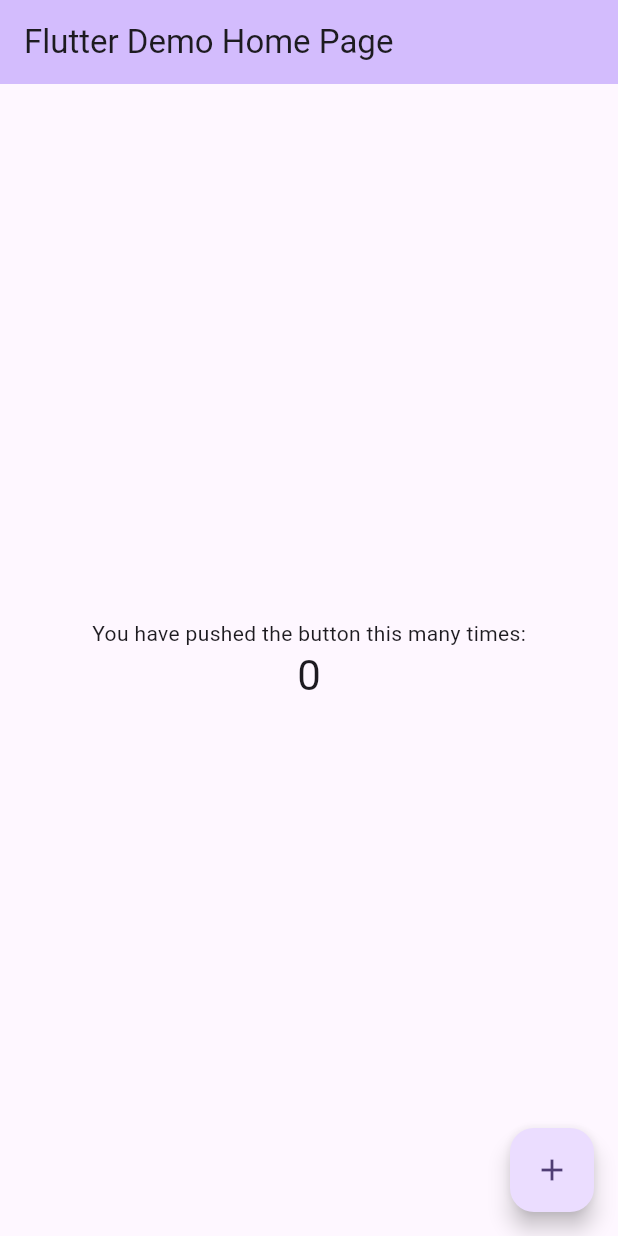
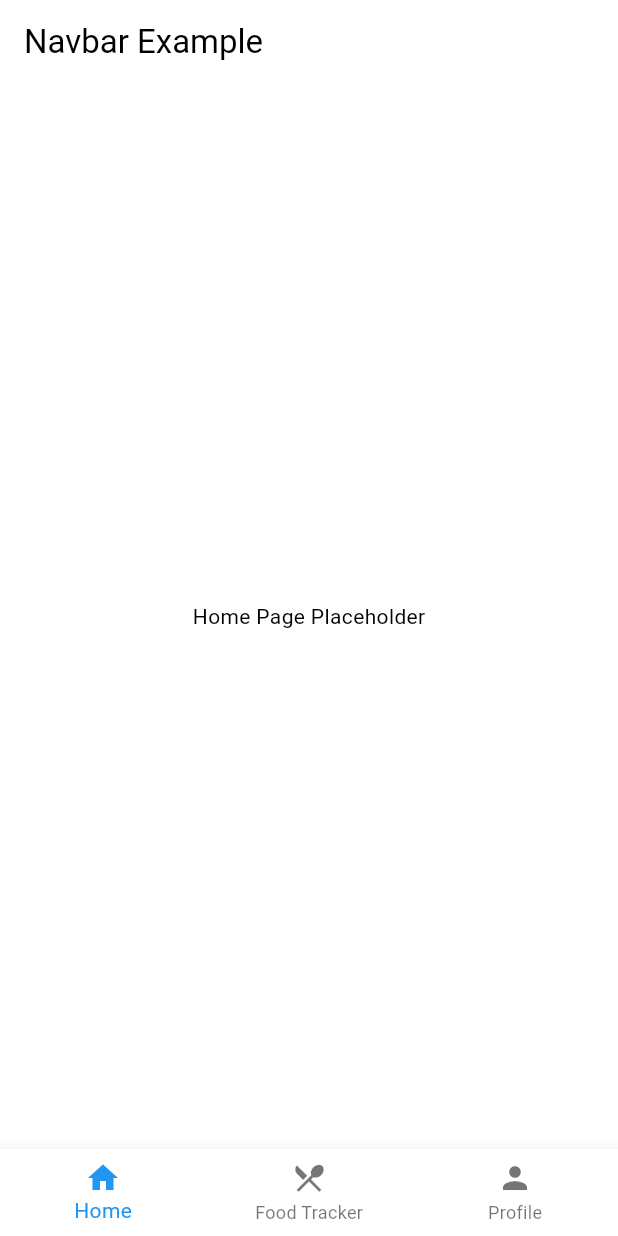
Before and after one commit to C10-PBP-24/halal-bites-mobile, a Flutter app: the screen it shows after launch, on a phone screen of 412 x 824 dp. Run offline on Flutter 3.47's test engine with Material 3 defaults, Android fonts, the phone set to English and light mode, and no system bars.

Commit message:
progress pertama

```diff
--- /dev/null
+++ b/lib/food_tracker/widgets/food_card.dart
@@ -0,0 +1,19 @@
+import 'package:flutter/material.dart';
+
+class FoodCard extends StatelessWidget {
+  final Map<String, dynamic> food;
+
+  const FoodCard({required this.food});
+
+  @override
+  Widget build(BuildContext context) {
+    return Card(
+      margin: EdgeInsets.symmetric(vertical: 8, horizontal: 16),
+      child: ListTile(
+        title: Text(food['name']),
+        subtitle: Text('Rating: ${food['rating']}'),
+        leading: Icon(Icons.fastfood),
+      ),
+    );
+  }
+}
--- a/lib/main.dart
+++ b/lib/main.dart
@@ -1,4 +1,5 @@
 import 'package:flutter/material.dart';
+import 'package:halal_bites/main/navbar.dart';
 
 void main() {
   runApp(const MyApp());
@@ -8,118 +9,18 @@
   const MyApp({super.key});
 
   // This widget is the root of your application.
+
   @override
   Widget build(BuildContext context) {
     return MaterialApp(
-      title: 'Flutter Demo',
+      title: 'Halal Bites',
       theme: ThemeData(
-        // This is the theme of your application.
-        //
-        // TRY THIS: Try running your application with "flutter run". You'll see
-        // the application has a purple toolbar. Then, without quitting the app,
-        // try changing the seedColor in the colorScheme below to Colors.green
-        // and then invoke "hot reload" (save your changes or press the "hot
-        // reload" button in a Flutter-supported IDE, or press "r" if you used
-        // the command line to start the app).
-        //
-        // Notice that the counter didn't reset back to zero; the application
-        // state is not lost during the reload. To reset the state, use hot
-        // restart instead.
-        //
-        // This works for code too, not just values: Most code changes can be
-        // tested with just a hot reload.
-        colorScheme: ColorScheme.fromSeed(seedColor: Colors.deepPurple),
+        colorScheme: ColorScheme.fromSwatch(
+          primarySwatch: Colors.yellow,
+        ).copyWith(secondary: const Color.fromRGBO(255, 238, 169, 100)),
         useMaterial3: true,
       ),
-      home: const MyHomePage(title: 'Flutter Demo Home Page'),
+      home: Navbar(),
     );
   }
 }
-
-class MyHomePage extends StatefulWidget {
-  const MyHomePage({super.key, required this.title});
-
-  // This widget is the home page of your application. It is stateful, meaning
-  // that it has a State object (defined below) that contains fields that affect
-  // how it looks.
-
-  // This class is the configuration for the state. It holds the values (in this
-  // case the title) provided by the parent (in this case the App widget) and
-  // used by the build method of the State. Fields in a Widget subclass are
-  // always marked "final".
-
-  final String title;
-
-  @override
-  State<MyHomePage> createState() => _MyHomePageState();
-}
-
-class _MyHomePageState extends State<MyHomePage> {
-  int _counter = 0;
-
-  void _incrementCounter() {
-    setState(() {
-      // This call to setState tells the Flutter framework that something has
-      // changed in this State, which causes it to rerun the build method below
-      // so that the display can reflect the updated values. If we changed
-      // _counter without calling setState(), then the build method would not be
-      // called again, and so nothing would appear to happen.
-      _counter++;
-    });
-  }
-
-  @override
-  Widget build(BuildContext context) {
-    // This method is rerun every time setState is called, for instance as done
-    // by the _incrementCounter method above.
-    //
-    // The Flutter framework has been optimized to make rerunning build methods
-    // fast, so that you can just rebuild anything that needs updating rather
-    // than having to individually change instances of widgets.
-    return Scaffold(
-      appBar: AppBar(
-        // TRY THIS: Try changing the color here to a specific color (to
-        // Colors.amber, perhaps?) and trigger a hot reload to see the AppBar
-        // change color while the other colors stay the same.
-        backgroundColor: Theme.of(context).colorScheme.inversePrimary,
-        // Here we take the value from the MyHomePage object that was created by
-        // the App.build method, and use it to set our appbar title.
-        title: Text(widget.title),
-      ),
-      body: Center(
-        // Center is a layout widget. It takes a single child and positions it
-        // in the middle of the parent.
-        child: Column(
-          // Column is also a layout widget. It takes a list of children and
-          // arranges them vertically. By default, it sizes itself to fit its
-          // children horizontally, and tries to be as tall as its parent.
-          //
-          // Column has various properties to control how it sizes itself and
-          // how it positions its children. Here we use mainAxisAlignment to
-          // center the children vertically; the main axis here is the vertical
-          // axis because Columns are vertical (the cross axis would be
-          // horizontal).
-          //
-          // TRY THIS: Invoke "debug painting" (choose the "Toggle Debug Paint"
-          // action in the IDE, or press "p" in the console), to see the
-          // wireframe for each widget.
-          mainAxisAlignment: MainAxisAlignment.center,
-          children: <Widget>[
-            const Text(
-              'You have pushed the button this many times:',
-            ),
-            Text(
-              '$_counter',
-              style: Theme.of(context).textTheme.headlineMedium,
-            ),
-          ],
-        ),
-      ),
-      floatingActionButton: FloatingActionButton(
-        onPressed: _incrementCounter,
-        tooltip: 'Increment',
-        child: const Icon(Icons.add),
-      ), // This trailing comma makes auto-formatting nicer for build methods.
-    );
-  }
-}
--- /dev/null
+++ b/lib/main/navbar.dart
@@ -0,0 +1,53 @@
+import 'package:flutter/material.dart';
+import 'package:halal_bites/food_tracker/screens/food_tracker.dart';
+
+class Navbar extends StatefulWidget {
+  @override
+  _NavbarState createState() => _NavbarState();
+}
+
+class _NavbarState extends State<Navbar> {
+  int _selectedIndex = 0;
+
+  // List halaman yang akan ditampilkan di setiap tab
+  final List<Widget> _pages = [
+    Center(child: Text('Home Page Placeholder')), // Placeholder untuk Home
+    FoodTrackerPage(), // Halaman Food Tracker
+    Center(child: Text('Profile Page Placeholder')), // Placeholder untuk Profile
+  ];
+
+  void _onItemTapped(int index) {
+    setState(() {
+      _selectedIndex = index;
+    });
+  }
+
+  @override
+  Widget build(BuildContext context) {
+    return Scaffold(
+      appBar: AppBar(
+        title: Text('Navbar Example'),
+      ),
+      body: _pages[_selectedIndex], // Menampilkan halaman sesuai tab yang dipilih
+      bottomNavigationBar: BottomNavigationBar(
+        items: const <BottomNavigationBarItem>[
+          BottomNavigationBarItem(
+            icon: Icon(Icons.home),
+            label: 'Home',
+          ),
+          BottomNavigationBarItem(
+            icon: Icon(Icons.restaurant_menu),
+            label: 'Food Tracker',
+          ),
+          BottomNavigationBarItem(
+            icon: Icon(Icons.person),
+            label: 'Profile',
+          ),
+        ],
+        currentIndex: _selectedIndex,
+        selectedItemColor: Colors.blue,
+        onTap: _onItemTapped,
+      ),
+    );
+  }
+}
```
Also changed, not shown: lib/food_tracker/screens/add_food_page.dart (added, +78 -0 lines), lib/food_tracker/screens/food_tracker.dart (added, +58 -0 lines), lib/food_tracker/widgets/food_dropdown.dart (added, +28 -0 lines).
